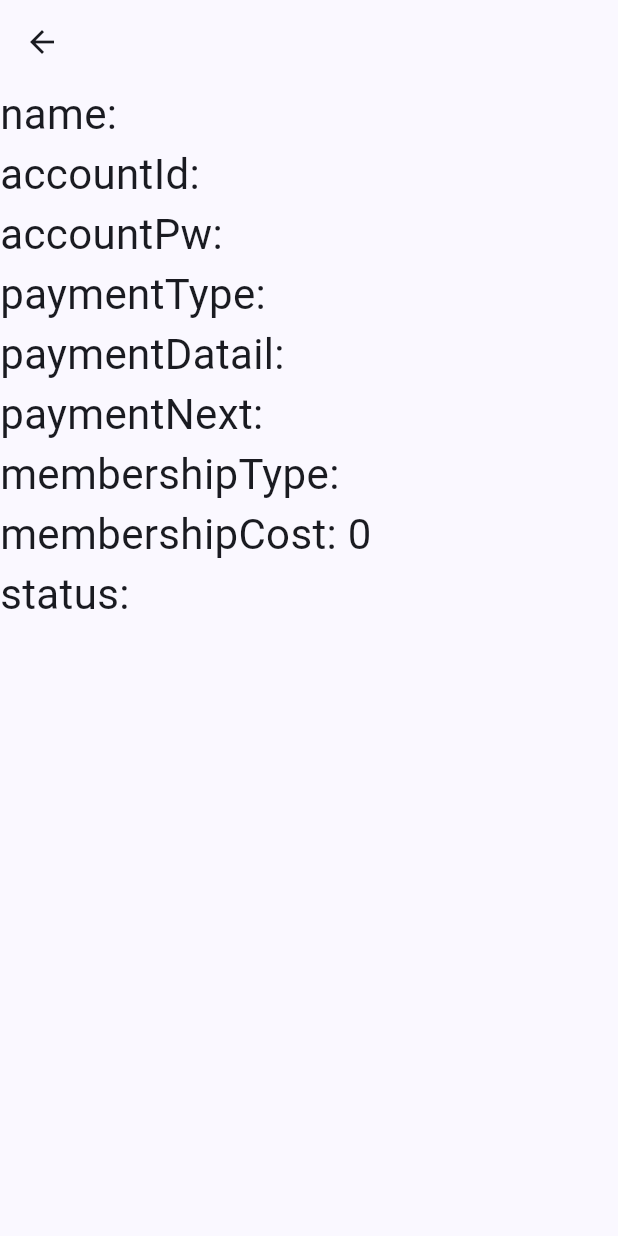
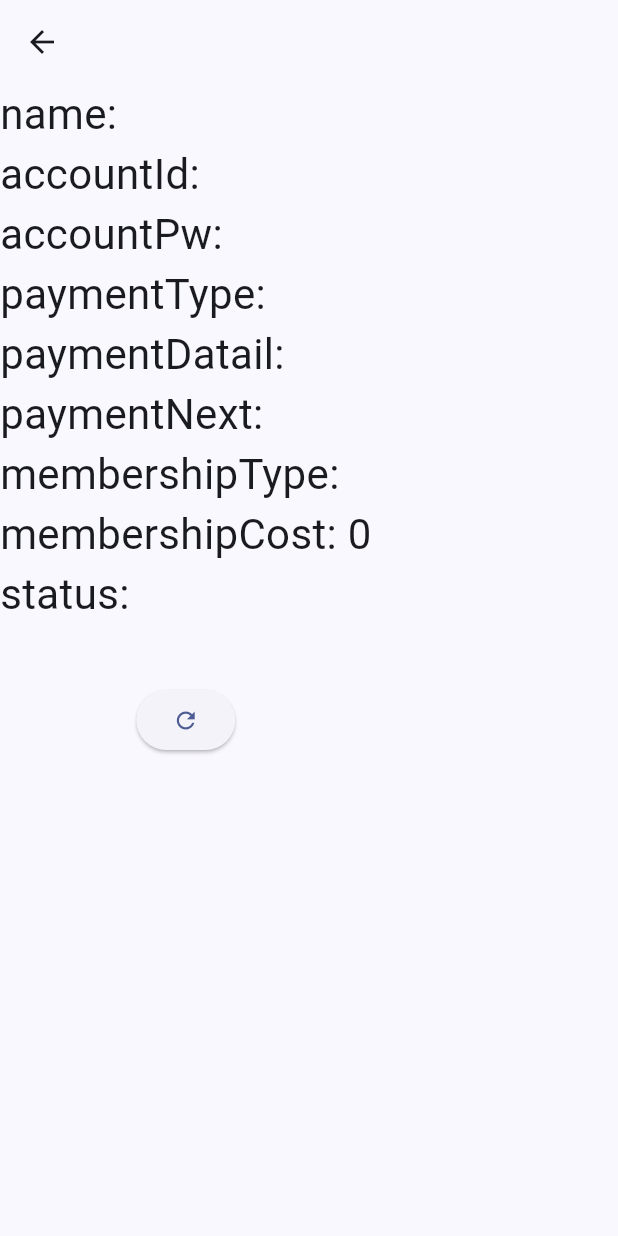
Before and after one commit to hoseCloud/sp1-frontend, a Flutter app: the ScreenServiceDetail screen opened directly with empty values, on a phone screen of 412 x 824 dp. Run offline on Flutter 3.47's test engine with Material 2 defaults, Android fonts, the phone set to English and light mode, and no system bars; our stand-ins replace loading_animation_widget, sqflite; accounts and stored records are empty.

```diff
--- a/lib/screen/service_detail010.dart
+++ b/lib/screen/service_detail010.dart
@@ -7,22 +7,14 @@ import 'package:flutterapp/global.dart';
 class ScreenServiceDetail extends StatelessWidget {
   const ScreenServiceDetail({Key? key, required this.data}) : super(key: key);
   final dynamic data;
-/*
-  String name;
-  String accountId;
-  String accountPw;
-  String? paymentType;
-  String? paymentDetail;
-  String? paymentNext;
-  int? membershipType;
-  int? membershipCost;
-  int status = 0;
- */
+
   @override
   Widget build(BuildContext context) {
     return Scaffold(
       appBar: AppBar(),
-      body: Text(
+      body: Column(
+        children: [
+          Text(
             'name: ${data.name}\n'
                 'accountId: ${data.accountId}\n'
                 'accountPw: ${data.accountPw}\n'
@@ -34,6 +26,14 @@ class ScreenServiceDetail extends StatelessWidget {
                 'status: ${data.status}\n',
             textScaleFactor: 2.0,
           ),
+          ElevatedButton(
+            onPressed: () {
+              debugPrint('refresh tapped!');
+            },
+            child: const Icon(Icons.refresh),
+          ),
+        ],
+      ),
     );
   }
 }
```
Lines whose indentation alone changed are shown as unchanged.
